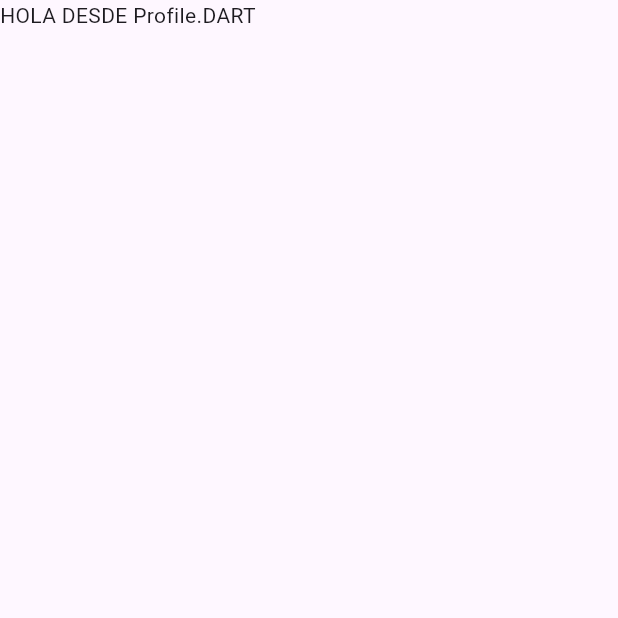
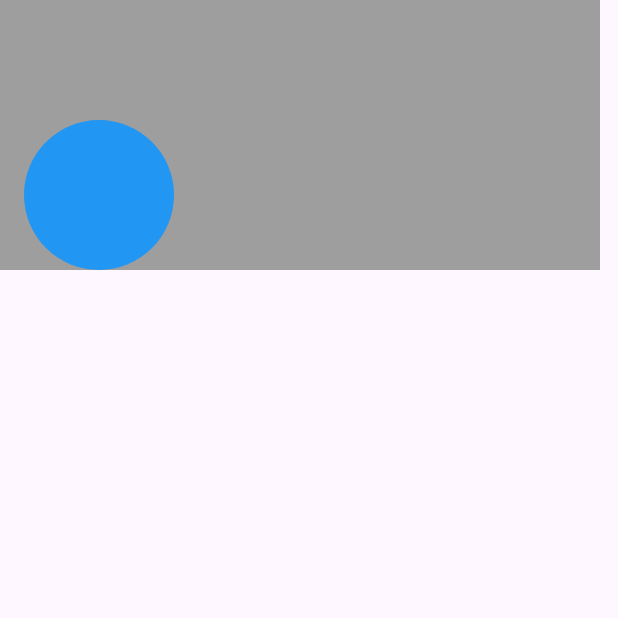
Before and after one commit to ThayliAreliVillegas112/twitter, a Flutter app: the Profile screen opened directly, on a phone screen of 412 x 824 dp, the top half of it. Run offline on Flutter 3.47's test engine with Material 3 defaults, Android fonts, the phone set to English and light mode, and no system bars.

Commit message:
Update profile.dart

```diff
--- a/lib/modules/profile/adapters/screens/profile.dart
+++ b/lib/modules/profile/adapters/screens/profile.dart
@@ -1,17 +1,27 @@
 import 'package:flutter/material.dart';
 
-class Profile extends StatelessWidget{
+class Profile extends StatelessWidget {
   const Profile({super.key});
 
   @override
   Widget build(BuildContext context) {
-    return const Scaffold(
-      body: Column(
-        children: [
-          Text('HOLA DESDE Profile.DART')
-        ]
-      )
-    );
+    return Scaffold(
+        body: Column(children: [
+      Container(
+        width: 400, // Ajusta según sea necesario
+        height: 180.0,
+        color: Colors.grey,
+        padding: EdgeInsets.only(left: 16.0, top: 80),
+        child: Row(
+          children: [
+            CircleAvatar(
+              radius: 50.0, // Ajusta según sea necesario
+              backgroundColor: Colors.blue, // Ajusta según sea necesario
+              // Agrega cualquier configuración adicional que necesites
+            ),
+          ],
+        ),
+      ),
+    ]));
   }
-
 }
```
